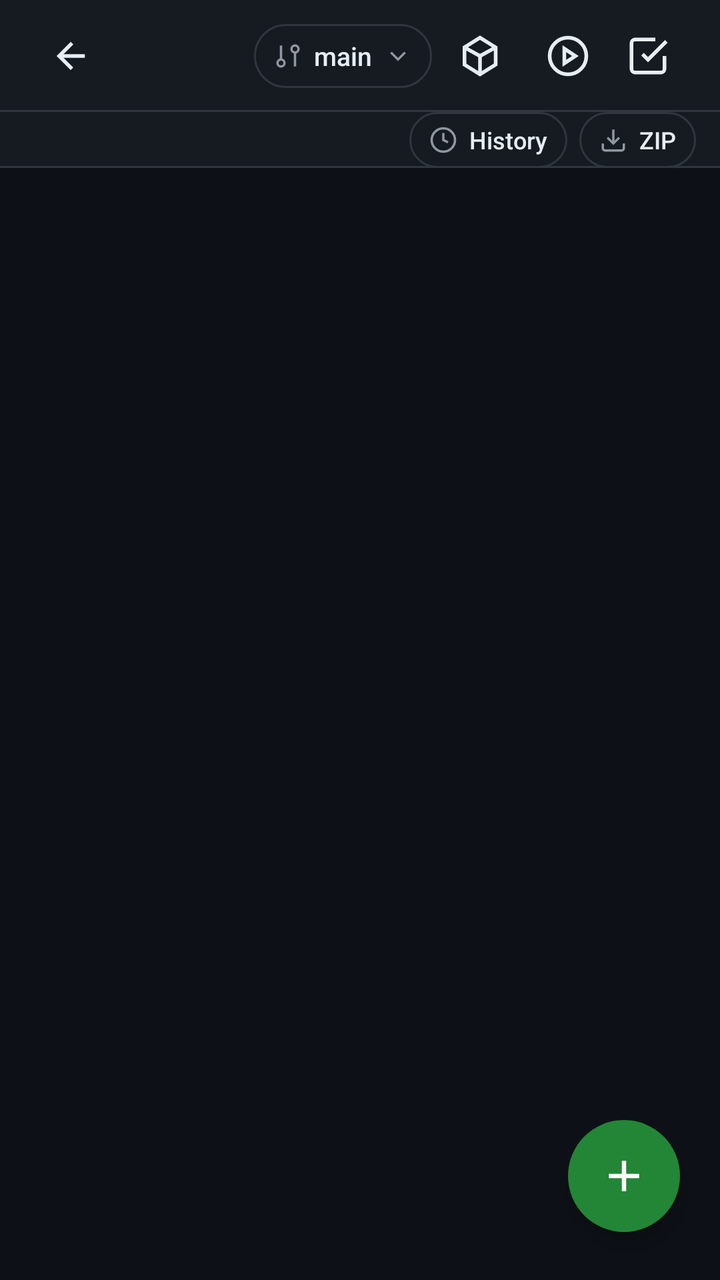
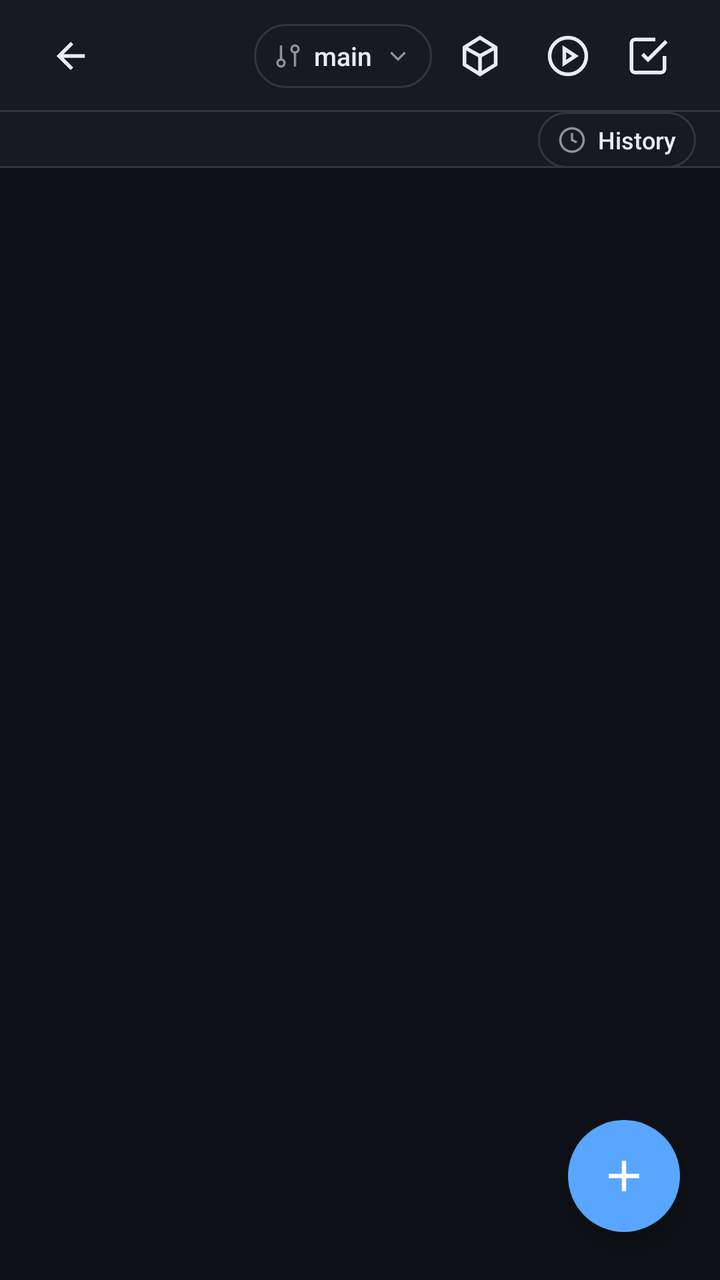

An Android layout rendered at two revisions. The XML below is the earlier revision; the diff shows what the commit changed to produce the second picture.
<!-- AndroidManifest.xml: application theme Theme.ReleaseManager -->
<!-- res/layout/screen_files.xml -->
<?xml version="1.0" encoding="utf-8"?>
<FrameLayout xmlns:android="http://schemas.android.com/apk/res/android"
    xmlns:app="http://schemas.android.com/apk/res-auto"
    android:id="@+id/screenFiles"
    android:layout_width="match_parent"
    android:layout_height="match_parent"
    android:background="@color/bg">

    <LinearLayout
        android:layout_width="match_parent"
        android:layout_height="match_parent"
        android:orientation="vertical">

        <LinearLayout
            android:layout_width="match_parent"
            android:layout_height="56dp"
            android:background="@drawable/bg_topbar"
            android:gravity="center_vertical"
            android:orientation="horizontal"
            android:paddingStart="16dp"
            android:paddingEnd="16dp">

            <ImageButton
                android:id="@+id/btnBack"
                style="@style/App.IconButton"
                android:layout_width="40dp"
                android:layout_height="40dp"
                android:contentDescription="Back"
                android:src="@drawable/ic_arrow_back" />

            <TextView
                android:id="@+id/textTitle"
                style="@style/App.TopbarTitle"
                android:layout_width="0dp"
                android:layout_height="wrap_content"
                android:layout_marginStart="12dp"
                android:layout_weight="1" />

            <LinearLayout
                android:id="@+id/btnBranch"
                android:layout_width="wrap_content"
                android:layout_height="32dp"
                android:layout_marginStart="12dp"
                android:background="@drawable/bg_branch_btn"
                android:clickable="true"
                android:focusable="true"
                android:gravity="center_vertical"
                android:orientation="horizontal"
                android:paddingStart="10dp"
                android:paddingEnd="10dp">

                <ImageView
                    android:layout_width="14dp"
                    android:layout_height="14dp"
                    android:importantForAccessibility="no"
                    android:src="@drawable/ic_branch"
                    android:tint="@color/text_muted" />

                <TextView
                    android:id="@+id/textBranch"
                    android:layout_width="wrap_content"
                    android:layout_height="wrap_content"
                    android:layout_marginStart="6dp"
                    android:layout_marginEnd="6dp"
                    android:ellipsize="end"
                    android:fontFamily="sans-serif-medium"
                    android:maxEms="8"
                    android:maxLines="1"
                    android:text="main"
                    android:textColor="@color/text_primary"
                    android:textSize="13sp" />

                <ImageView
                    android:layout_width="14dp"
                    android:layout_height="14dp"
                    android:importantForAccessibility="no"
                    android:src="@drawable/ic_chevron_down"
                    android:tint="@color/text_muted" />
            </LinearLayout>

            <LinearLayout
                android:id="@+id/btnCommitStaged"
                android:layout_width="wrap_content"
                android:layout_height="32dp"
                android:layout_marginStart="4dp"
                android:background="@drawable/bg_staged_btn"
                android:clickable="true"
                android:focusable="true"
                android:gravity="center_vertical"
                android:orientation="horizontal"
                android:paddingStart="10dp"
                android:paddingEnd="10dp"
                android:visibility="gone">

                <TextView
                    android:layout_width="wrap_content"
                    android:layout_height="wrap_content"
                    android:text="Commit all"
                    android:textColor="@color/warning_text"
                    android:textSize="12sp"
                    android:textStyle="bold" />

                <TextView
                    android:id="@+id/textStagedBadge"
                    android:layout_width="wrap_content"
                    android:layout_height="18dp"
                    android:layout_marginStart="5dp"
                    android:background="@drawable/bg_staged_badge"
                    android:gravity="center"
                    android:minWidth="18dp"
                    android:paddingStart="4dp"
                    android:paddingEnd="4dp"
                    android:textColor="@color/white"
                    android:textSize="11sp"
                    android:textStyle="bold"
                    android:visibility="gone" />
            </LinearLayout>

            <ImageButton
                android:id="@+id/btnReleases"
                style="@style/App.IconButton"
                android:layout_width="40dp"
                android:layout_height="40dp"
                android:layout_marginStart="4dp"
                android:contentDescription="Releases"
                android:src="@drawable/ic_package" />

            <ImageButton
                android:id="@+id/btnActions"
                style="@style/App.IconButton"
                android:layout_width="40dp"
                android:layout_height="40dp"
                android:layout_marginStart="4dp"
                android:contentDescription="Actions"
                android:src="@drawable/ic_play_circle" />

            <ImageButton
                android:id="@+id/btnSelectMode"
                style="@style/App.IconButton"
                android:layout_width="40dp"
                android:layout_height="40dp"
                android:contentDescription="Select files"
                android:src="@drawable/ic_check_square" />
        </LinearLayout>

        <LinearLayout
            android:layout_width="match_parent"
            android:layout_height="wrap_content"
            android:background="@drawable/bg_topbar"
            android:gravity="center_vertical"
            android:orientation="horizontal">

            <HorizontalScrollView
                android:layout_width="0dp"
                android:layout_height="wrap_content"
                android:layout_weight="1"
                android:overScrollMode="never"
                android:scrollbars="none">

                <LinearLayout
                    android:id="@+id/breadcrumbContainer"
                    android:layout_width="wrap_content"
                    android:layout_height="wrap_content"
                    android:gravity="center_vertical"
                    android:orientation="horizontal"
                    android:paddingStart="16dp"
                    android:paddingTop="8dp"
                    android:paddingEnd="16dp"
                    android:paddingBottom="8dp" />
            </HorizontalScrollView>

            <LinearLayout
                android:id="@+id/btnHistory"
                android:layout_width="wrap_content"
                android:layout_height="28dp"
                android:layout_marginStart="4dp"
                android:layout_marginEnd="6dp"
                android:background="@drawable/bg_branch_btn"
                android:clickable="true"
                android:focusable="true"
                android:gravity="center_vertical"
                android:orientation="horizontal"
                android:paddingStart="10dp"
                android:paddingEnd="10dp">

                <ImageView
                    android:layout_width="14dp"
                    android:layout_height="14dp"
                    android:importantForAccessibility="no"
                    android:src="@drawable/ic_history"
                    android:tint="@color/text_muted" />

                <TextView
                    android:layout_width="wrap_content"
                    android:layout_height="wrap_content"
                    android:layout_marginStart="6dp"
                    android:fontFamily="sans-serif-medium"
                    android:text="History"
                    android:textColor="@color/text_primary"
                    android:textSize="12sp" />
            </LinearLayout>

            
            <LinearLayout
                android:id="@+id/btnDownloadRepo"
                android:layout_width="wrap_content"
                android:layout_height="28dp"
                android:layout_marginEnd="12dp"
                android:background="@drawable/bg_branch_btn"
                android:clickable="true"
                android:contentDescription="Download repository as ZIP"
                android:focusable="true"
                android:gravity="center_vertical"
                android:orientation="horizontal"
                android:paddingStart="10dp"
                android:paddingEnd="10dp">

                <ImageView
                    android:layout_width="14dp"
                    android:layout_height="14dp"
                    android:importantForAccessibility="no"
                    android:src="@drawable/ic_download"
                    android:tint="@color/text_muted" />

                <TextView
                    android:layout_width="wrap_content"
                    android:layout_height="wrap_content"
                    android:layout_marginStart="6dp"
                    android:fontFamily="sans-serif-medium"
                    android:text="ZIP"
                    android:textColor="@color/text_primary"
                    android:textSize="12sp" />
            </LinearLayout>
        </LinearLayout>

        <FrameLayout
            android:layout_width="match_parent"
            android:layout_height="0dp"
            android:layout_weight="1">

            <androidx.recyclerview.widget.RecyclerView
                android:id="@+id/listFiles"
                android:layout_width="match_parent"
                android:layout_height="match_parent"
                android:clipToPadding="false"
                android:paddingBottom="96dp" />

            <include layout="@layout/layout_state" />
        </FrameLayout>
    </LinearLayout>

    <com.google.android.material.floatingactionbutton.FloatingActionButton
        android:id="@+id/fabAdd"
        android:layout_width="wrap_content"
        android:layout_height="wrap_content"
        android:layout_gravity="bottom|end"
        android:layout_marginEnd="20dp"
        android:layout_marginBottom="24dp"
        android:contentDescription="Add"
        app:backgroundTint="@color/accent_emphasis"
        app:borderWidth="0dp"
        app:fabSize="normal"
        app:maxImageSize="26dp"
        app:rippleColor="@color/accent_pressed"
        app:srcCompat="@drawable/ic_plus"
        app:tint="@color/white" />

    <LinearLayout
        android:id="@+id/selectBar"
        android:layout_width="match_parent"
        android:layout_height="72dp"
        android:layout_gravity="bottom"
        android:background="@drawable/bg_select_bar"
        android:clickable="true"
        android:elevation="8dp"
        android:focusable="true"
        android:gravity="center_vertical"
        android:orientation="horizontal"
        android:paddingStart="16dp"
        android:paddingEnd="16dp"
        android:visibility="gone">

        <TextView
            android:id="@+id/textSelectCount"
            android:layout_width="0dp"
            android:layout_height="wrap_content"
            android:layout_weight="1"
            android:fontFamily="sans-serif-medium"
            android:textColor="@color/text_primary"
            android:textSize="15sp" />

        <com.google.android.material.button.MaterialButton
            android:id="@+id/btnSelectDownload"
            style="@style/Widget.App.OutlinedButton"
            android:layout_width="wrap_content"
            android:layout_height="wrap_content"
            android:layout_marginStart="12dp"
            android:minHeight="40dp"
            android:paddingStart="14dp"
            android:paddingEnd="14dp"
            android:text="Download"
            app:icon="@drawable/ic_download" />

        <com.google.android.material.button.MaterialButton
            android:id="@+id/btnSelectDelete"
            style="@style/Widget.App.DangerButton"
            android:layout_width="wrap_content"
            android:layout_height="wrap_content"
            android:layout_marginStart="12dp"
            android:minHeight="40dp"
            android:paddingStart="14dp"
            android:paddingEnd="14dp"
            android:text="Delete"
            app:icon="@drawable/ic_trash" />

        <com.google.android.material.button.MaterialButton
            android:id="@+id/btnCancelSelect"
            style="@style/Widget.App.TextButton"
            android:layout_width="wrap_content"
            android:layout_height="wrap_content"
            android:layout_marginStart="12dp"
            android:minHeight="40dp"
            android:paddingStart="12dp"
            android:paddingEnd="12dp"
            android:text="Cancel" />
    </LinearLayout>
</FrameLayout>
<!-- res/layout/layout_state.xml (included above) -->
<?xml version="1.0" encoding="utf-8"?>
<LinearLayout xmlns:android="http://schemas.android.com/apk/res/android"
    android:id="@+id/stateRoot"
    android:layout_width="match_parent"
    android:layout_height="match_parent"
    android:gravity="center"
    android:orientation="vertical"
    android:padding="24dp"
    android:visibility="gone">

    <ProgressBar
        android:id="@+id/stateSpinner"
        style="?android:attr/progressBarStyleSmall"
        android:layout_width="24dp"
        android:layout_height="24dp"
        android:layout_marginBottom="12dp"
        android:indeterminate="true"
        android:indeterminateTint="@color/accent"
        android:visibility="gone" />

    <ImageView
        android:id="@+id/stateIcon"
        android:layout_width="48dp"
        android:layout_height="48dp"
        android:layout_marginBottom="12dp"
        android:importantForAccessibility="no"
        android:tint="@color/text_dim"
        android:visibility="gone" />

    <TextView
        android:id="@+id/stateText"
        style="@style/App.StateText"
        android:layout_width="wrap_content"
        android:layout_height="wrap_content" />

    <com.google.android.material.button.MaterialButton
        android:id="@+id/stateRetry"
        style="@style/Widget.App.OutlinedButton"
        android:layout_width="wrap_content"
        android:layout_height="wrap_content"
        android:layout_marginTop="16dp"
        android:text="Retry"
        android:visibility="gone" />

</LinearLayout>
<!-- resources referenced by this layout -->
<resources>
  <color name="accent">#C9D1D9</color>
  <color name="accent_emphasis">#238636</color>
  <color name="accent_pressed">#2EA043</color>
  <color name="text_dim">#7D8590</color>
  <color name="text_muted">#9198A1</color>
  <color name="warning_text">#E3B341</color>
  <style name="App.TopbarTitle" parent="">
          <item name="android:textColor">@color/text_primary</item>
          <item name="android:textSize">18sp</item>
          <item name="android:fontFamily">sans-serif-medium</item>
          <item name="android:letterSpacing">0.005</item>
          <item name="android:singleLine">true</item>
          <item name="android:ellipsize">end</item>
      </style>
  <style name="Widget.App.DangerButton" parent="Widget.App.Button">
          <item name="backgroundTint">@color/danger_emphasis</item>
      </style>
  <style name="Widget.App.OutlinedButton" parent="Widget.MaterialComponents.Button.OutlinedButton">
          <item name="android:textAllCaps">false</item>
          <item name="android:textSize">15sp</item>
          <item name="android:fontFamily">sans-serif-medium</item>
          <item name="android:letterSpacing">0</item>
          <item name="android:textColor">@color/text_primary</item>
          <item name="android:minHeight">48dp</item>
          <item name="android:insetTop">0dp</item>
          <item name="android:insetBottom">0dp</item>
          <item name="android:paddingStart">20dp</item>
          <item name="android:paddingEnd">20dp</item>
          <item name="backgroundTint">@color/transparent</item>
          <item name="strokeColor">@color/border</item>
          <item name="strokeWidth">1dp</item>
          <item name="rippleColor">@color/border</item>
          <item name="cornerRadius">12dp</item>
          <item name="iconTint">@color/text_primary</item>
          <item name="iconGravity">textStart</item>
          <item name="iconPadding">6dp</item>
          <item name="iconSize">18dp</item>
      </style>
  <style name="Widget.App.TextButton" parent="Widget.MaterialComponents.Button.TextButton">
          <item name="android:textAllCaps">false</item>
          <item name="android:textSize">15sp</item>
          <item name="android:fontFamily">sans-serif-medium</item>
          <item name="android:letterSpacing">0</item>
          <item name="android:textColor">@color/accent</item>
          <item name="android:minHeight">48dp</item>
          <item name="android:insetTop">0dp</item>
          <item name="android:insetBottom">0dp</item>
          <item name="android:paddingStart">20dp</item>
          <item name="android:paddingEnd">20dp</item>
          <item name="rippleColor">@color/border</item>
          <item name="cornerRadius">12dp</item>
      </style>
  <style name="Theme.ReleaseManager" parent="Theme.MaterialComponents.NoActionBar">
          <item name="colorPrimary">@color/accent</item>
          <item name="colorPrimaryVariant">@color/accent</item>
          <item name="colorOnPrimary">@color/bg</item>
          <item name="colorSecondary">@color/success</item>
          <item name="colorOnSecondary">@color/white</item>
          <item name="colorSurface">@color/surface</item>
          <item name="colorOnSurface">@color/text_primary</item>
          <item name="colorError">@color/danger</item>
  
          
          <item name="colorAccent">@color/accent</item>
          <item name="colorControlActivated">@color/accent</item>
          <item name="colorControlNormal">@color/text_muted</item>
          <item name="colorControlHighlight">@color/border</item>
          <item name="colorBackgroundFloating">@color/surface</item>
  
          <item name="android:textColorPrimary">@color/text_primary</item>
          <item name="android:textColorSecondary">@color/text_muted</item>
          <item name="android:textColorHint">@color/text_dim</item>
          <item name="android:colorBackground">@color/bg</item>
  
          
          <item name="android:statusBarColor">@color/surface</item>
          <item name="android:navigationBarColor">@color/bg</item>
          <item name="android:windowBackground">@color/bg</item>
          <item name="android:windowLightStatusBar">false</item>
  
          <item name="materialButtonStyle">@style/Widget.App.Button</item>
      </style>
  <color name="warning_pressed">#3D2E00</color>
  <!-- drawable bg_icon_btn (drawable) -->
  <?xml version="1.0" encoding="utf-8"?>
  <ripple xmlns:android="http://schemas.android.com/apk/res/android"
      android:color="@color/border">
      <item android:id="@android:id/mask">
          <shape android:shape="rectangle">
              <solid android:color="@color/white" />
              <corners android:radius="12dp" />
          </shape>
      </item>
  </ripple>
  <style name="Widget.App.Button" parent="Widget.MaterialComponents.Button">
          <item name="android:textAllCaps">false</item>
          <item name="android:textSize">15sp</item>
          <item name="android:fontFamily">sans-serif-medium</item>
          <item name="android:letterSpacing">0</item>
          <item name="android:textColor">@color/white</item>
          <item name="android:minHeight">48dp</item>
          <item name="android:insetTop">0dp</item>
          <item name="android:insetBottom">0dp</item>
          <item name="android:paddingStart">20dp</item>
          <item name="android:paddingEnd">20dp</item>
          <item name="backgroundTint">@color/accent_emphasis</item>
          <item name="rippleColor">@color/accent_pressed</item>
          <item name="cornerRadius">12dp</item>
          <item name="iconTint">@color/white</item>
          <item name="iconGravity">textStart</item>
          <item name="iconPadding">6dp</item>
          <item name="iconSize">18dp</item>
      </style>
  <color name="danger_emphasis">#DA3633</color>
  <!-- unchanged entries left out for length: 27 -->
</resources>

<!-- the commit's change to res/layout/screen_files.xml (unified diff, before → after) -->
@@ -174,7 +174,7 @@
                 android:layout_width="wrap_content"
                 android:layout_height="28dp"
                 android:layout_marginStart="4dp"
-                android:layout_marginEnd="6dp"
+                android:layout_marginEnd="12dp"
                 android:background="@drawable/bg_branch_btn"
                 android:clickable="true"
                 android:focusable="true"
@@ -196,38 +196,6 @@
                     android:layout_marginStart="6dp"
                     android:fontFamily="sans-serif-medium"
                     android:text="History"
-                    android:textColor="@color/text_primary"
-                    android:textSize="12sp" />
-            </LinearLayout>
-
-            
-            <LinearLayout
-                android:id="@+id/btnDownloadRepo"
-                android:layout_width="wrap_content"
-                android:layout_height="28dp"
-                android:layout_marginEnd="12dp"
-                android:background="@drawable/bg_branch_btn"
-                android:clickable="true"
-                android:contentDescription="Download repository as ZIP"
-                android:focusable="true"
-                android:gravity="center_vertical"
-                android:orientation="horizontal"
-                android:paddingStart="10dp"
-                android:paddingEnd="10dp">
-
-                <ImageView
-                    android:layout_width="14dp"
-                    android:layout_height="14dp"
-                    android:importantForAccessibility="no"
-                    android:src="@drawable/ic_download"
-                    android:tint="@color/text_muted" />
-
-                <TextView
-                    android:layout_width="wrap_content"
-                    android:layout_height="wrap_content"
-                    android:layout_marginStart="6dp"
-                    android:fontFamily="sans-serif-medium"
-                    android:text="ZIP"
                     android:textColor="@color/text_primary"
                     android:textSize="12sp" />
             </LinearLayout>
@@ -257,7 +225,7 @@
         android:layout_marginEnd="20dp"
         android:layout_marginBottom="24dp"
         android:contentDescription="Add"
-        app:backgroundTint="@color/accent_emphasis"
+        app:backgroundTint="@color/accent"
         app:borderWidth="0dp"
         app:fabSize="normal"
         app:maxImageSize="26dp"
<!-- resource entries referenced after the edit -->
@@ -1,21 +1,19 @@
 <!-- resources referenced by this layout -->
 <resources>
-  <color name="accent">#C9D1D9</color>
-  <color name="accent_emphasis">#238636</color>
-  <color name="accent_pressed">#2EA043</color>
-  <color name="text_dim">#7D8590</color>
-  <color name="text_muted">#9198A1</color>
-  <color name="warning_text">#E3B341</color>
+  <color name="accent">#58A6FF</color>
+  <color name="accent_pressed">#1557B0</color>
+  <color name="text_dim">#6E7681</color>
+  <color name="text_muted">#8B949E</color>
+  <color name="warning_text">#B36900</color>
   <style name="App.TopbarTitle" parent="">
           <item name="android:textColor">@color/text_primary</item>
-          <item name="android:textSize">18sp</item>
-          <item name="android:fontFamily">sans-serif-medium</item>
-          <item name="android:letterSpacing">0.005</item>
+          <item name="android:textSize">17sp</item>
+          <item name="android:textStyle">bold</item>
           <item name="android:singleLine">true</item>
           <item name="android:ellipsize">end</item>
       </style>
   <style name="Widget.App.DangerButton" parent="Widget.App.Button">
-          <item name="backgroundTint">@color/danger_emphasis</item>
+          <item name="backgroundTint">@color/danger</item>
       </style>
   <style name="Widget.App.OutlinedButton" parent="Widget.MaterialComponents.Button.OutlinedButton">
           <item name="android:textAllCaps">false</item>
@@ -23,7 +21,7 @@
           <item name="android:fontFamily">sans-serif-medium</item>
           <item name="android:letterSpacing">0</item>
           <item name="android:textColor">@color/text_primary</item>
-          <item name="android:minHeight">48dp</item>
+          <item name="android:minHeight">44dp</item>
           <item name="android:insetTop">0dp</item>
           <item name="android:insetBottom">0dp</item>
           <item name="android:paddingStart">20dp</item>
@@ -32,7 +30,7 @@
           <item name="strokeColor">@color/border</item>
           <item name="strokeWidth">1dp</item>
           <item name="rippleColor">@color/border</item>
-          <item name="cornerRadius">12dp</item>
+          <item name="cornerRadius">6dp</item>
           <item name="iconTint">@color/text_primary</item>
           <item name="iconGravity">textStart</item>
           <item name="iconPadding">6dp</item>
@@ -44,18 +42,18 @@
           <item name="android:fontFamily">sans-serif-medium</item>
           <item name="android:letterSpacing">0</item>
           <item name="android:textColor">@color/accent</item>
-          <item name="android:minHeight">48dp</item>
+          <item name="android:minHeight">44dp</item>
           <item name="android:insetTop">0dp</item>
           <item name="android:insetBottom">0dp</item>
           <item name="android:paddingStart">20dp</item>
           <item name="android:paddingEnd">20dp</item>
           <item name="rippleColor">@color/border</item>
-          <item name="cornerRadius">12dp</item>
+          <item name="cornerRadius">6dp</item>
       </style>
   <style name="Theme.ReleaseManager" parent="Theme.MaterialComponents.NoActionBar">
           <item name="colorPrimary">@color/accent</item>
           <item name="colorPrimaryVariant">@color/accent</item>
-          <item name="colorOnPrimary">@color/bg</item>
+          <item name="colorOnPrimary">@color/white</item>
           <item name="colorSecondary">@color/success</item>
           <item name="colorOnSecondary">@color/white</item>
           <item name="colorSurface">@color/surface</item>
@@ -82,7 +80,7 @@
   
           <item name="materialButtonStyle">@style/Widget.App.Button</item>
       </style>
-  <color name="warning_pressed">#3D2E00</color>
+  <color name="warning_pressed">#FDE8B0</color>
   <!-- drawable bg_icon_btn (drawable) -->
   <?xml version="1.0" encoding="utf-8"?>
   <ripple xmlns:android="http://schemas.android.com/apk/res/android"
@@ -90,7 +88,7 @@
       <item android:id="@android:id/mask">
           <shape android:shape="rectangle">
               <solid android:color="@color/white" />
-              <corners android:radius="12dp" />
+              <corners android:radius="6dp" />
           </shape>
       </item>
   </ripple>
@@ -100,20 +98,18 @@
           <item name="android:fontFamily">sans-serif-medium</item>
           <item name="android:letterSpacing">0</item>
           <item name="android:textColor">@color/white</item>
-          <item name="android:minHeight">48dp</item>
+          <item name="android:minHeight">44dp</item>
           <item name="android:insetTop">0dp</item>
           <item name="android:insetBottom">0dp</item>
           <item name="android:paddingStart">20dp</item>
           <item name="android:paddingEnd">20dp</item>
-          <item name="backgroundTint">@color/accent_emphasis</item>
-          <item name="rippleColor">@color/accent_pressed</item>
-          <item name="cornerRadius">12dp</item>
+          <item name="backgroundTint">@color/accent</item>
+          <item name="cornerRadius">6dp</item>
           <item name="iconTint">@color/white</item>
           <item name="iconGravity">textStart</item>
           <item name="iconPadding">6dp</item>
           <item name="iconSize">18dp</item>
       </style>
-  <color name="danger_emphasis">#DA3633</color>
   <!-- unchanged entries left out for length: 27 -->
 </resources>
 
